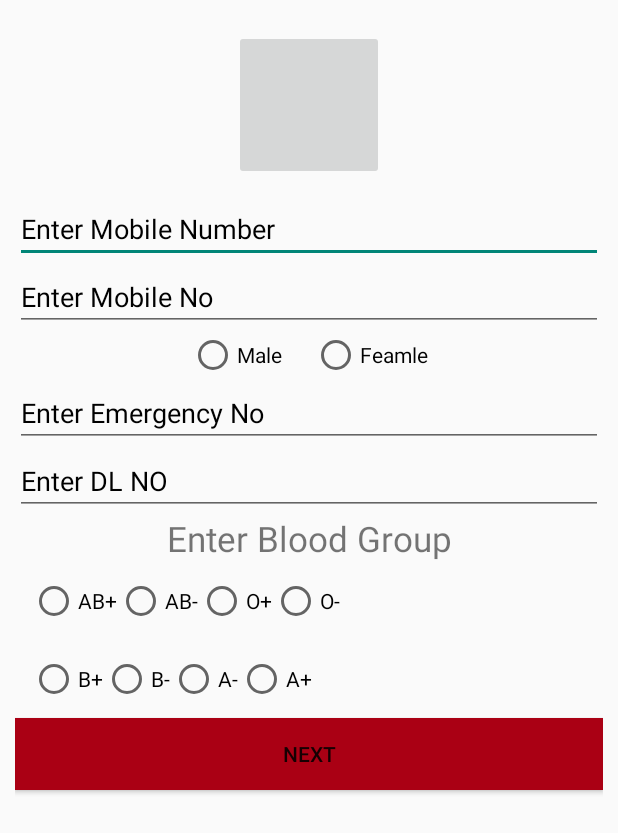
After one commit to codedsun/OnRoadWheels, an Android app: the layout activity_registration.xml on its own in the app's theme, with its tools: preview values and no code run, on a phone screen of 412 x 824 dp. The commit adds this screen. Shown: the top 833 px of the screen. Run offline under Robolectric (Android 15) with nearby library versions, the phone set to English and light mode, and no system bars.

Commit message:
Registration Layout Added

```diff
--- a/app/build.gradle
+++ b/app/build.gradle
@@ -1,12 +1,12 @@
 apply plugin: 'com.android.application'
 
 android {
-    compileSdkVersion 26
+    compileSdkVersion 25
     buildToolsVersion "26.0.0"
     defaultConfig {
         applicationId "com.example.suneet.onroadwheels"
         minSdkVersion 21
-        targetSdkVersion 26
+        targetSdkVersion 25
         versionCode 1
         versionName "1.0"
         testInstrumentationRunner "android.support.test.runner.AndroidJUnitRunner"
@@ -24,7 +24,9 @@ dependencies {
     androidTestCompile('com.android.support.test.espresso:espresso-core:2.2.2', {
         exclude group: 'com.android.support', module: 'support-annotations'
     })
-    compile 'com.android.support:appcompat-v7:26.+'
+    compile 'com.android.support:appcompat-v7:25.+'
     compile 'com.android.support.constraint:constraint-layout:1.0.2'
     testCompile 'junit:junit:4.12'
+    compile 'com.squareup.picasso:picasso:2.5.2'
+    compile 'com.android.support:support-compat:25.+'
 }
--- a/app/src/main/AndroidManifest.xml
+++ b/app/src/main/AndroidManifest.xml
@@ -16,6 +16,7 @@
                 <category android:name="android.intent.category.LAUNCHER" />
             </intent-filter>
         </activity>
+        <activity android:name=".Registration"></activity>
     </application>
 
 </manifest>
--- /dev/null
+++ b/app/src/main/java/com/example/suneet/onroadwheels/Registration.java
@@ -0,0 +1,13 @@
+package com.example.suneet.onroadwheels;
+
+import android.support.v7.app.AppCompatActivity;
+import android.os.Bundle;
+
+public class Registration extends AppCompatActivity {
+
+    @Override
+    protected void onCreate(Bundle savedInstanceState) {
+        super.onCreate(savedInstanceState);
+        setContentView(R.layout.activity_registration);
+    }
+}
--- /dev/null
+++ b/app/src/main/res/layout/activity_registration.xml
@@ -0,0 +1,152 @@
+<?xml version="1.0" encoding="utf-8"?>
+<LinearLayout xmlns:android="http://schemas.android.com/apk/res/android"
+    xmlns:app="http://schemas.android.com/apk/res-auto"
+    xmlns:tools="http://schemas.android.com/tools"
+    android:layout_width="match_parent"
+    android:orientation="vertical"
+    android:layout_marginTop="20dp"
+    android:layout_height="match_parent"
+
+    tools:context="com.example.suneet.onroadwheels.Registration">
+
+    <ImageButton
+        android:layout_width="100dp"
+        android:layout_height="100dp"
+        android:id="@+id/userImage"
+        android:layout_gravity="center"/>
+
+    <LinearLayout
+        android:layout_width="match_parent"
+        android:orientation="vertical"
+        android:layout_height="match_parent"
+        android:layout_margin="10dp">
+
+        <EditText
+            android:layout_width="match_parent"
+            android:layout_height="wrap_content"
+            android:id="@+id/userMobNo"
+            android:textColor="@color/colorText"
+            android:textColorHint="@color/colorText"
+            android:hint="Enter Mobile Number"/>
+
+
+        <EditText
+            android:layout_width="match_parent"
+            android:layout_height="wrap_content"
+            android:id="@+id/userName"
+            android:hint="Enter Mobile No"
+            android:textColor="@color/colorText"
+            android:textColorHint="@color/colorText"/>
+        <RadioGroup
+            android:layout_width="match_parent"
+            android:layout_height="wrap_content"
+            android:orientation="horizontal"
+            android:gravity="center">
+
+            <RadioButton
+                android:layout_width="wrap_content"
+                android:layout_height="wrap_content"
+                android:text="Male"
+                android:id="@+id/uMale"
+                android:paddingRight="20dp"
+                android:textColor="@color/colorText"/>
+            <RadioButton
+                android:layout_width="wrap_content"
+                android:layout_height="wrap_content"
+                android:textColor="@color/colorText"
+                android:text="Feamle"/>
+        </RadioGroup>
+        <EditText
+            android:layout_width="match_parent"
+            android:layout_height="wrap_content"
+            android:id="@+id/uEmergencyNo"
+            android:hint="Enter Emergency No"
+            android:textColorHint="@color/colorText"
+            android:textColor="@color/colorText"
+            android:inputType="number"/>
+
+        <EditText
+            android:layout_width="match_parent"
+            android:layout_height="wrap_content"
+            android:id="@+id/uDLNO"
+            android:hint="Enter DL NO"
+            android:textColorHint="@color/colorText"
+            android:textColor="@color/colorText"/>
+
+        <TextView
+            android:layout_width="match_parent"
+            android:layout_height="wrap_content"
+            android:text="Enter Blood Group"
+            android:gravity="center"
+            android:textSize="23dp"/>
+        <RadioGroup
+            android:layout_width="match_parent"
+            android:layout_margin="10dp"
+            android:orientation="horizontal"
+            android:layout_height="wrap_content">
+            <RadioButton
+                android:layout_width="wrap_content"
+                android:layout_height="wrap_content"
+                android:id="@+id/uBloodABP"
+                android:text="AB+"/>
+            <RadioButton
+                android:layout_width="wrap_content"
+                android:layout_height="wrap_content"
+                android:id="@+id/uBloodABN"
+                android:text="AB-"/>
+            <RadioButton
+                android:layout_width="wrap_content"
+                android:layout_height="wrap_content"
+                android:id="@+id/uBloodOP"
+                android:text="O+"/>
+            <RadioButton
+                android:layout_width="wrap_content"
+                android:layout_height="wrap_content"
+                android:id="@+id/uBloodON"
+                android:text="O-"/>
+
+        </RadioGroup>
+        <RadioGroup
+            android:layout_width="match_parent"
+            android:layout_height="wrap_content"
+            android:layout_margin="10dp"
+            android:orientation="horizontal">
+
+
+            <RadioButton
+                android:layout_width="wrap_content"
+                android:layout_height="wrap_content"
+                android:id="@+id/uBloodBP"
+                android:text="B+"/>
+            <RadioButton
+                android:layout_width="wrap_content"
+                android:layout_height="wrap_content"
+                android:id="@+id/uBloodBN"
+                android:text="B-"/>
+            <RadioButton
+                android:layout_width="wrap_content"
+                android:layout_height="wrap_content"
+                android:id="@+id/uBloodAN"
+                android:text="A-"/>
+            <RadioButton
+                android:layout_width="wrap_content"
+                android:layout_height="wrap_content"
+                android:id="@+id/uBloodAP"
+                android:text="A+"/>
+        </RadioGroup>
+
+
+        <Button
+            android:id="@+id/buttonNext"
+            android:layout_width="match_parent"
+            android:layout_height="wrap_content"
+            android:layout_gravity="fill"
+            android:background="#AA0014"
+            android:text="NEXT" />
+
+
+    </LinearLayout>
+
+
+
+</LinearLayout>
--- a/app/src/main/res/values/colors.xml
+++ b/app/src/main/res/values/colors.xml
@@ -3,4 +3,6 @@
     <color name="colorPrimary">#3F51B5</color>
     <color name="colorPrimaryDark">#303F9F</color>
     <color name="colorAccent">#FF4081</color>
+    <color name="colorText">#000000</color>
+    <color name="colorBackground">#FAFAFA</color>
 </resources>
--- a/app/src/main/res/values/styles.xml
+++ b/app/src/main/res/values/styles.xml
@@ -1,11 +1,12 @@
 <resources>
 
     <!-- Base application theme. -->
-    <style name="AppTheme" parent="android:Theme.Material.NoActionBar.Fullscreen">
+    <style name="AppTheme" parent="android:Theme.Material.Light.NoActionBar.Fullscreen">
         <!-- Customize your theme here. -->
         <item name="colorPrimary">@color/colorPrimary</item>
         <item name="colorPrimaryDark">@color/colorPrimaryDark</item>
         <item name="colorAccent">@color/colorAccent</item>
+
     </style>
 
 </resources>
```
